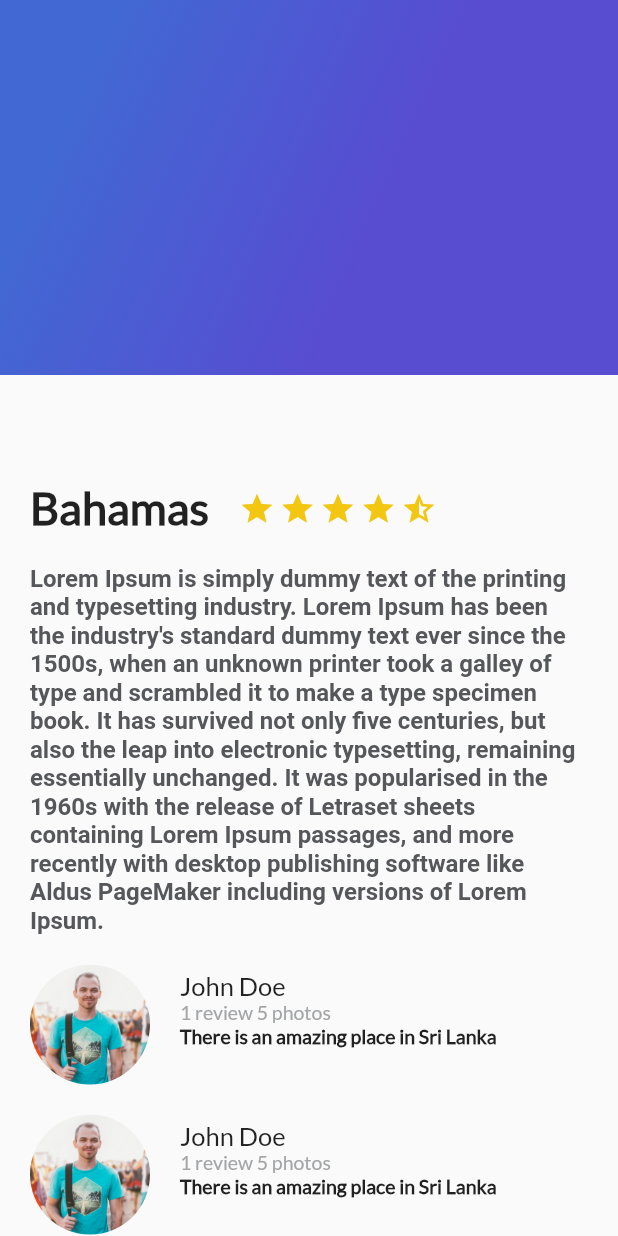
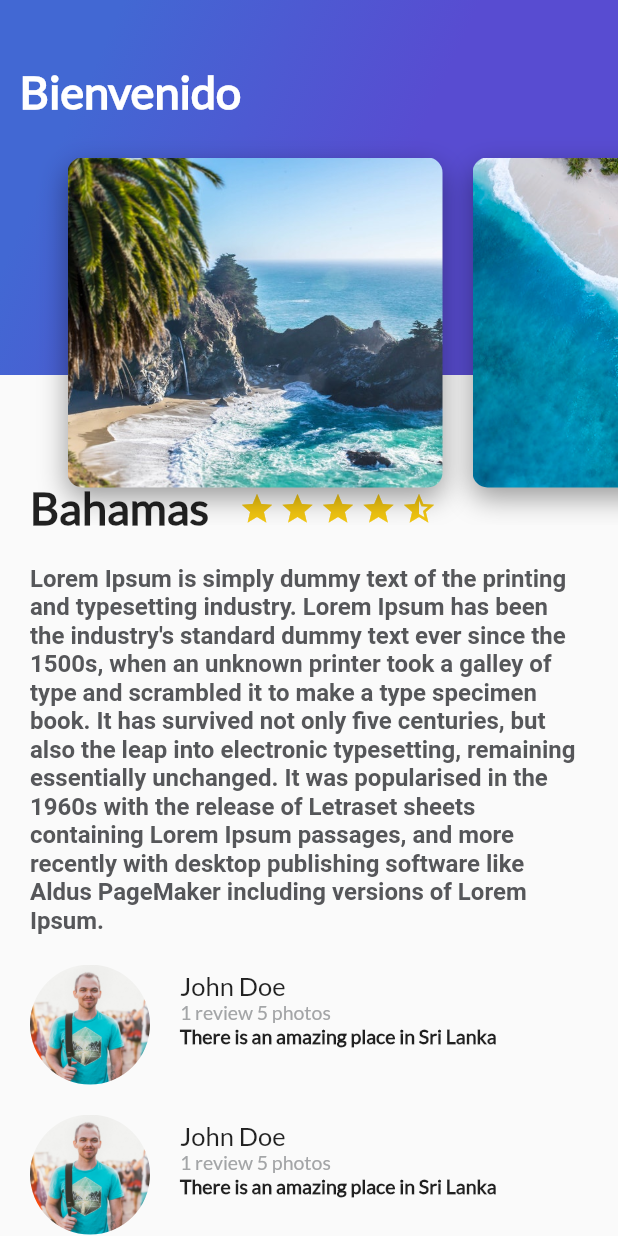
Before and after one commit to karlbehrensg/trips_app, a Flutter app: the screen it shows after launch, on a phone screen of 412 x 824 dp. Run offline on Flutter 3.47's test engine with Material 2 defaults, Android fonts, the phone set to English and light mode, and no system bars.

```diff
--- /dev/null
+++ b/lib/card_image.dart
@@ -0,0 +1,30 @@
+import 'package:flutter/material.dart';
+
+class CardImage extends StatelessWidget {
+  String pathImage = 'assets/img/beach.jpeg';
+
+  CardImage(this.pathImage);
+
+  @override
+  Widget build(BuildContext context) {
+    final card = Container(
+        height: 350.0,
+        width: 250.0,
+        margin: EdgeInsets.only(top: 80.0, left: 20.0),
+        decoration: BoxDecoration(
+            image: DecorationImage(
+                fit: BoxFit.cover, image: AssetImage(pathImage)),
+            borderRadius: BorderRadius.all(Radius.circular(10.0)),
+            shape: BoxShape.rectangle,
+            boxShadow: [
+              BoxShadow(
+                  color: Colors.black38,
+                  blurRadius: 15.0,
+                  offset: Offset(0.0, 7.0))
+            ]));
+
+    return Container(
+      child: card,
+    );
+  }
+}
--- /dev/null
+++ b/lib/card_image_list.dart
@@ -0,0 +1,22 @@
+import 'package:flutter/material.dart';
+import 'card_image.dart';
+
+class CardImageList extends StatelessWidget {
+  @override
+  Widget build(BuildContext context) {
+    return Container(
+      height: 350,
+      child: ListView(
+        padding: EdgeInsets.all(25.0),
+        scrollDirection: Axis.horizontal,
+        children: [
+          CardImage('assets/img/beach_palm.jpeg'),
+          CardImage('assets/img/beach.jpeg'),
+          CardImage('assets/img/mountain.jpeg'),
+          CardImage('assets/img/river.jpeg'),
+          CardImage('assets/img/sunset.jpeg')
+        ],
+      ),
+    );
+  }
+}
--- a/lib/gradient_back.dart
+++ b/lib/gradient_back.dart
@@ -1,6 +1,10 @@
 import 'package:flutter/material.dart';
 
 class GradientBack extends StatelessWidget {
+  String title = 'Popular';
+
+  GradientBack(this.title);
+
   @override
   Widget build(BuildContext context) {
     return Container(
@@ -12,6 +16,15 @@ class GradientBack extends StatelessWidget {
               end: FractionalOffset(1.0, 0.6),
               stops: [0.0, 0.6],
               tileMode: TileMode.clamp)),
+      child: Text(
+        title,
+        style: TextStyle(
+            color: Colors.white,
+            fontSize: 30.0,
+            fontFamily: "Lato",
+            fontWeight: FontWeight.bold),
+      ),
+      alignment: Alignment(-0.9, -0.6),
     );
   }
 }
--- /dev/null
+++ b/lib/header_appbar.dart
@@ -0,0 +1,12 @@
+import 'package:flutter/material.dart';
+import 'gradient_back.dart';
+import 'card_image_list.dart';
+
+class HeaderAppBar extends StatelessWidget {
+  @override
+  Widget build(BuildContext context) {
+    return Stack(
+      children: [GradientBack('Bienvenido'), CardImageList()],
+    );
+  }
+}
--- a/lib/main.dart
+++ b/lib/main.dart
@@ -1,7 +1,7 @@
 import 'package:flutter/material.dart';
 import 'description_place.dart';
 import 'review_list.dart';
-import 'gradient_back.dart';
+import 'header_appbar.dart';
 
 void main() {
   runApp(MyApp());
@@ -28,7 +28,7 @@ class MyApp extends StatelessWidget {
                 ReviewList()
               ],
             ),
-            GradientBack()
+            HeaderAppBar()
           ],
         )));
   }
--- a/pubspec.yaml
+++ b/pubspec.yaml
@@ -76,6 +76,11 @@ flutter:
   # see https://flutter.dev/custom-fonts/#from-packages
   assets:
     - assets/img/people.jpg
+    - assets/img/beach_palm.jpeg
+    - assets/img/beach.jpeg
+    - assets/img/mountain.jpeg
+    - assets/img/river.jpeg
+    - assets/img/sunset.jpeg
 
   fonts:
     - family: Lato
```
Also changed, not shown: assets/img/beach.jpeg (added), assets/img/beach_palm.jpeg (added), assets/img/mountain.jpeg (added), assets/img/river.jpeg (added), assets/img/sunset.jpeg (added).
